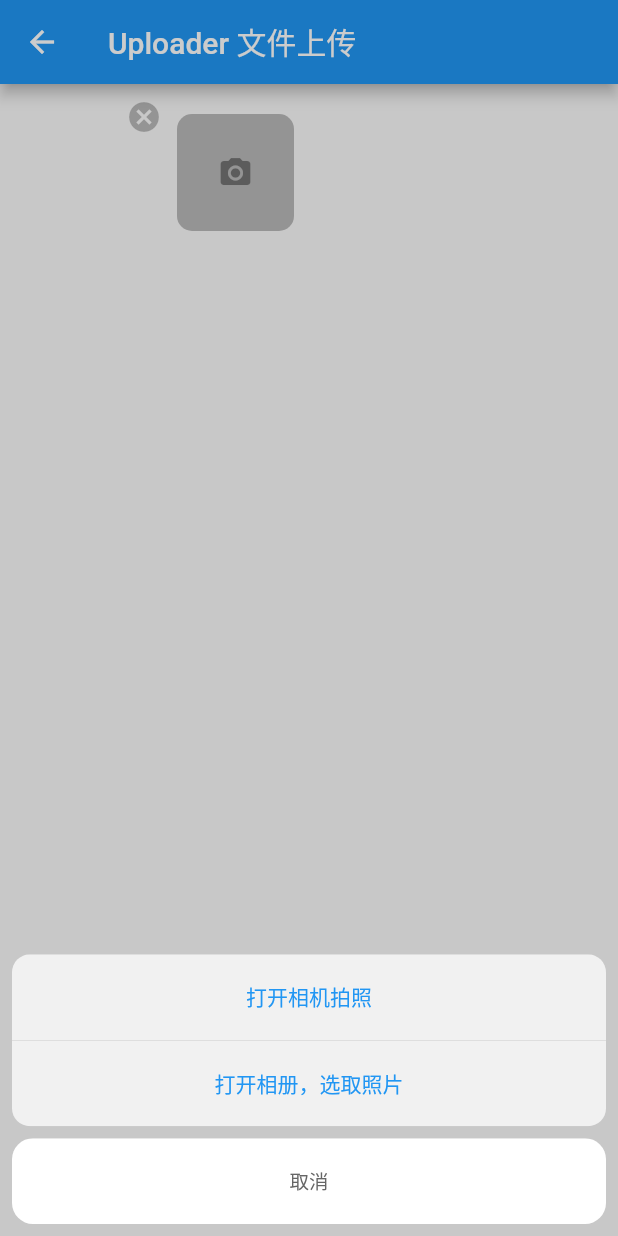
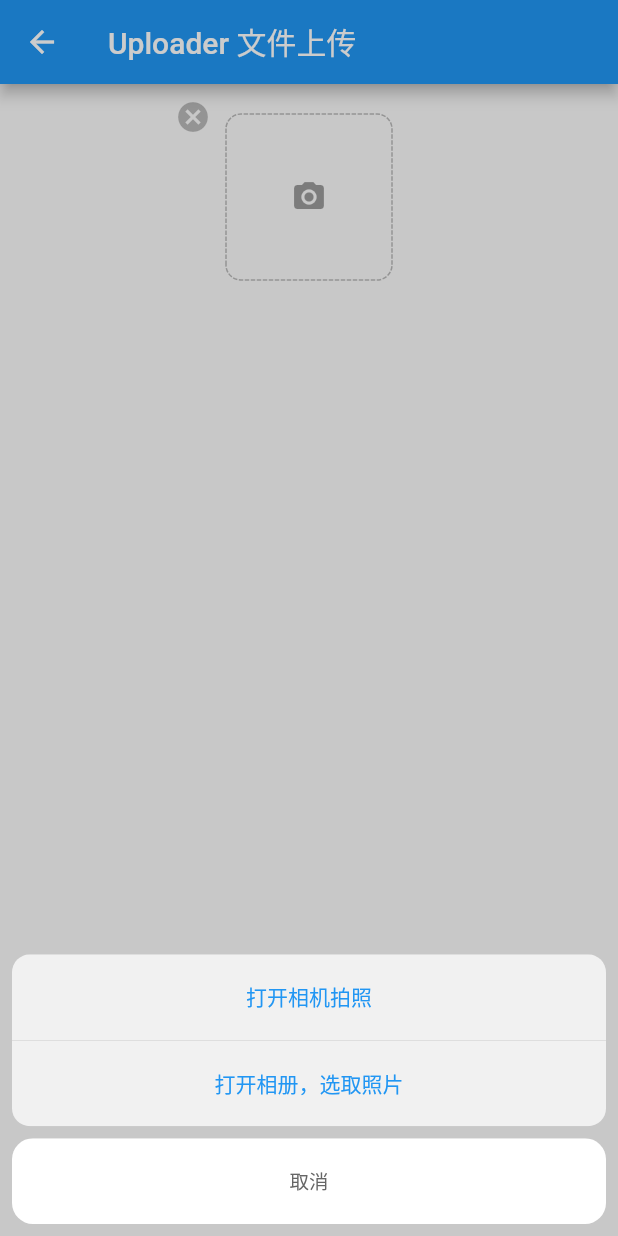
Before and after one commit to zhangkejian0/flutter-keui, a Flutter app: the UploaderDemo screen opened directly, after a tap on the "cancel" icon, after a tap on the "camera alt" icon, on a phone screen of 412 x 824 dp. Run offline on Flutter 3.47's test engine with Material 2 defaults, Android fonts, the phone set to English and light mode, and no system bars; drawn by our look-alikes of dotted_border; our stand-ins replace image_picker, photo_view; network calls fail; Roboto replaces fonts that are missing (PingFangRegular).

Commit message:
虚线边框

```diff
--- a/example/lib/view/uploader/uploader.dart
+++ b/example/lib/view/uploader/uploader.dart
@@ -27,7 +27,10 @@ class _UploaderDemoState extends State<UploaderDemo> {
           // color: Colors.black12
         ),
         padding: EdgeInsets.all(10),
-        child: Uploader(context,lists,cancel: (value){
+        child: UploaderImage(context,
+          lists,
+          style: Style(iconColor: Colors.red),
+          cancel: (value){
             setState(() {
               lists.remove(value);
             });
--- a/lib/keui.dart
+++ b/lib/keui.dart
@@ -5,9 +5,10 @@ import 'package:flutter/material.dart';
 import 'package:flutter/cupertino.dart';
 import 'package:image_picker/image_picker.dart';
 import 'package:photo_view/photo_view.dart';
+import 'package:dotted_border/dotted_border.dart';
 import 'dart:ui';
 import 'dart:math';
 
 part 'library/dialog_widget.dart';
-part 'library/Uploader.dart';
+part 'library/UploaderImage.dart';
 part 'library/PhotoViewSimpleScreen.dart';
--- a/lib/library/Uploader.dart
+++ b/lib/library/UploaderImage.dart
@@ -1,9 +1,17 @@
 part of keui;
 
-Widget Uploader(context,List list,{
+class Style {
+  Color iconColor = Colors.black26;
+  Style({this.iconColor});
+}
+
+Widget UploaderImage(context,List list,{
   Function cancel,
-  @required getImage
+  @required Function getImage, // 返回图片file
+  num crossAxisCount = 3, // 一行显示的个数
+  Style style
 }){
+
   final ImagePicker _picker = ImagePicker();
   List<Widget> initListWidget(List list) {
     List<Widget> lists = [];
@@ -105,7 +113,7 @@ Widget Uploader(context,List list,{
               right: 0,
               top: 0,
               child: GestureDetector(
-                child: Icon(Icons.cancel,color: Colors.black26,),
+                child: Icon(Icons.cancel,color: style.iconColor,),
                 onTap: (){
                   if(cancel != null) cancel(item);
                 }
@@ -117,15 +125,22 @@ Widget Uploader(context,List list,{
     }
     lists.add(Padding(padding: EdgeInsets.all(10),
       child: GestureDetector(
+        child: DottedBorder(
+          borderType: BorderType.RRect,
+          color: Colors.black26,
+          radius: Radius.circular(10),
           child: Container(
             decoration: BoxDecoration(
-            color: Colors.black26,
+              // color: Colors.black26,
               borderRadius: BorderRadius.circular(10),
             ),
             child: Center(
               child: Icon(Icons.camera_alt,color: Colors.black38,),
             ),
           ),
+        ),
+
+
         onTap: () async {
           showCupertinoModalPopup(
             context: context,
@@ -142,7 +157,7 @@ Widget Uploader(context,List list,{
 
   return Container(
     child: GridView.count(
-      crossAxisCount: 4,
+      crossAxisCount: crossAxisCount,
       crossAxisSpacing: 0,
       mainAxisSpacing: 0,
       // childAspectRatio: 2 / 2,
--- a/pubspec.yaml
+++ b/pubspec.yaml
@@ -15,6 +15,7 @@ dependencies:
   charts_flutter: ^0.9.0
   image_picker: ^0.6.7+1
   photo_view: ^0.9.2
+  dotted_border: ^1.0.5
 
 dev_dependencies:
   flutter_test:
```
Also changed, not shown: example/pubspec.lock, pubspec.lock. Lines whose indentation alone changed are shown as unchanged.
